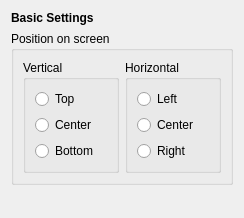
The window that config/basicsettings.ui (lxqt/lxqt-notificationd) describes before a commit, drawn with Qt 5.
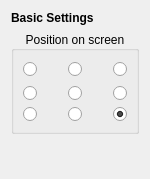
The same window after the commit.

Commit message:
Easier selection of notifications stop
Fixes lxde/lxqt#609

```diff
--- a/config/basicsettings.ui
+++ b/config/basicsettings.ui
@@ -6,12 +6,12 @@
    <rect>
     <x>0</x>
     <y>0</y>
-    <width>244</width>
-    <height>218</height>
+    <width>148</width>
+    <height>179</height>
    </rect>
   </property>
-  <layout class="QGridLayout" name="gridLayout_2">
-   <item row="0" column="0">
+  <layout class="QVBoxLayout" name="verticalLayout">
+   <item>
     <widget class="QLabel" name="label">
      <property name="font">
       <font>
@@ -24,76 +24,144 @@
      </property>
     </widget>
    </item>
-   <item row="1" column="0" colspan="2">
+   <item>
     <widget class="QGroupBox" name="groupBox">
      <property name="title">
       <string>Position on screen</string>
      </property>
-     <layout class="QHBoxLayout" name="posLayout">
-      <item column="0">
-       <widget class="QGroupBox" name="groupBoxVertical">
-        <property name="title">
-         <string>Vertical</string>
-        </property>
-        <layout class="QVBoxLayout" name="verticalLayout">
-         <item>
-          <widget class="QRadioButton" name="topButton">
+     <property name="alignment">
+      <set>Qt::AlignCenter</set>
+     </property>
+     <layout class="QGridLayout" name="gridLayout">
+      <item row="2" column="4">
+       <widget class="QRadioButton" name="bottomRightRB">
            <property name="text">
-            <string>Top</string>
-           </property>
-          </widget>
-         </item>
-         <item>
-          <widget class="QRadioButton" name="verCenterButton">
+         <string/>
+        </property>
+        <property name="checked">
+         <bool>true</bool>
+        </property>
+        <attribute name="buttonGroup">
+         <string notr="true">buttonGroup</string>
+        </attribute>
+       </widget>
+      </item>
+      <item row="1" column="4">
+       <widget class="QRadioButton" name="centerRightRB">
            <property name="text">
-            <string>Center</string>
-           </property>
-          </widget>
-         </item>
-         <item>
-          <widget class="QRadioButton" name="bottomButton">
+         <string/>
+        </property>
+        <attribute name="buttonGroup">
+         <string notr="true">buttonGroup</string>
+        </attribute>
+       </widget>
+      </item>
+      <item row="1" column="2">
+       <widget class="QRadioButton" name="centerCenterRB">
            <property name="text">
-            <string>Bottom</string>
-           </property>
-          </widget>
-         </item>
-        </layout>
+         <string/>
+        </property>
+        <attribute name="buttonGroup">
+         <string notr="true">buttonGroup</string>
+        </attribute>
+       </widget>
+      </item>
+      <item row="0" column="1">
+       <spacer name="horizontalSpacer">
+        <property name="orientation">
+         <enum>Qt::Horizontal</enum>
+        </property>
+        <property name="sizeType">
+         <enum>QSizePolicy::Expanding</enum>
+        </property>
+        <property name="sizeHint" stdset="0">
+         <size>
+          <width>40</width>
+          <height>20</height>
+         </size>
+        </property>
+       </spacer>
+      </item>
+      <item row="0" column="2">
+       <widget class="QRadioButton" name="topCenterRB">
+        <property name="text">
+         <string/>
+        </property>
+        <attribute name="buttonGroup">
+         <string notr="true">buttonGroup</string>
+        </attribute>
        </widget>
       </item>
-      <item column="1">
-       <widget class="QGroupBox" name="groupBoxHorizontal">
-        <property name="title">
-         <string>Horizontal</string>
+      <item row="2" column="2">
+       <widget class="QRadioButton" name="bottomCenterRB">
+        <property name="text">
+         <string/>
         </property>
-        <layout class="QVBoxLayout" name="horizontalLayout">
-         <item>
-          <widget class="QRadioButton" name="leftButton">
+        <attribute name="buttonGroup">
+         <string notr="true">buttonGroup</string>
+        </attribute>
+       </widget>
+      </item>
+      <item row="0" column="0">
+       <widget class="QRadioButton" name="topLeftRB">
            <property name="text">
-            <string>Left</string>
-           </property>
-          </widget>
-         </item>
-         <item>
-          <widget class="QRadioButton" name="horCenterButton">
+         <string/>
+        </property>
+        <attribute name="buttonGroup">
+         <string notr="true">buttonGroup</string>
+        </attribute>
+       </widget>
+      </item>
+      <item row="0" column="4">
+       <widget class="QRadioButton" name="topRightRB">
            <property name="text">
-            <string>Center</string>
-           </property>
-          </widget>
-         </item>
-         <item>
-          <widget class="QRadioButton" name="rightButton">
+         <string/>
+        </property>
+        <attribute name="buttonGroup">
+         <string notr="true">buttonGroup</string>
+        </attribute>
+       </widget>
+      </item>
+      <item row="1" column="0">
+       <widget class="QRadioButton" name="centerLeftRB">
            <property name="text">
-            <string>Right</string>
-           </property>
-          </widget>
-         </item>
-        </layout>
+         <string/>
+        </property>
+        <attribute name="buttonGroup">
+         <string notr="true">buttonGroup</string>
+        </attribute>
+       </widget>
+      </item>
+      <item row="2" column="0">
+       <widget class="QRadioButton" name="bottomLeftRB">
+        <property name="text">
+         <string/>
+        </property>
+        <attribute name="buttonGroup">
+         <string notr="true">buttonGroup</string>
+        </attribute>
        </widget>
       </item>
+      <item row="0" column="3">
+       <spacer name="horizontalSpacer_2">
+        <property name="orientation">
+         <enum>Qt::Horizontal</enum>
+        </property>
+        <property name="sizeType">
+         <enum>QSizePolicy::Expanding</enum>
+        </property>
+        <property name="sizeHint" stdset="0">
+         <size>
+          <width>40</width>
+          <height>20</height>
+         </size>
+        </property>
+       </spacer>
+      </item>
      </layout>
     </widget>
    </item>
-   <item row="3" column="1">
+   <item>
     <spacer name="verticalSpacer">
      <property name="orientation">
       <enum>Qt::Vertical</enum>
@@ -106,7 +174,7 @@
      </property>
     </spacer>
    </item>
-   <item row="4" column="0" colspan="2">
+   <item>
     <widget class="QLabel" name="warningLabel">
      <property name="wordWrap">
       <bool>true</bool>
```
Left out of the diff: 3 changed lines with no effect on the pictures. Lines whose indentation alone changed are shown as unchanged. The commit also changes 1 other file.
